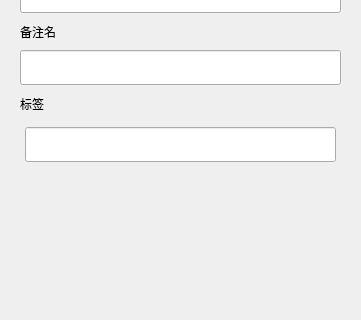
The window that client/llfcchat/applyfriend.ui (xiegd/chat) describes before a commit, drawn with Qt 5; both pictures show x 0 to 361 and y 113 to 433 of the 361 by 621 pixel window.
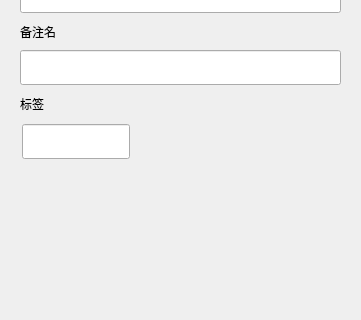
The same window after the commit. Custom widgets are drawn as their Qt base class.

Patch:
```diff
--- a/client/llfcchat/applyfriend.ui
+++ b/client/llfcchat/applyfriend.ui
@@ -151,44 +151,72 @@
        </widget>
       </item>
       <item>
-       <widget class="QWidget" name="gridWidget" native="true">
-        <layout class="QGridLayout" name="lb_grid">
+       <widget class="QWidget" name="lb_group_wid" native="true">
+        <property name="minimumSize">
+         <size>
+          <width>0</width>
+          <height>50</height>
+         </size>
+        </property>
+        <layout class="QVBoxLayout" name="verticalLayout_4">
+         <property name="spacing">
+          <number>0</number>
+         </property>
          <property name="leftMargin">
-          <number>5</number>
+          <number>0</number>
          </property>
          <property name="topMargin">
-          <number>5</number>
+          <number>0</number>
          </property>
          <property name="rightMargin">
-          <number>5</number>
+          <number>0</number>
          </property>
          <property name="bottomMargin">
-          <number>1</number>
-         </property>
-         <property name="verticalSpacing">
           <number>0</number>
          </property>
-         <item row="1" column="0">
-          <widget class="QWidget" name="input_tip_wid" native="true">
+         <item>
+          <widget class="QWidget" name="gridWidget" native="true">
            <property name="minimumSize">
             <size>
              <width>0</width>
-             <height>35</height>
-            </size>
-           </property>
-          </widget>
-         </item>
-         <item row="0" column="0">
-          <widget class="CustomizeEdit" name="lb_ed">
-           <property name="minimumSize">
-            <size>
-             <width>0</width>
-             <height>35</height>
+             <height>40</height>
             </size>
            </property>
            <property name="maximumSize">
             <size>
              <width>16777215</width>
+             <height>40</height>
+            </size>
+           </property>
+           <widget class="CustomizeEdit" name="lb_ed">
+            <property name="geometry">
+             <rect>
+              <x>2</x>
+              <y>2</y>
+              <width>108</width>
+              <height>35</height>
+             </rect>
+            </property>
+            <property name="minimumSize">
+             <size>
+              <width>0</width>
+              <height>0</height>
+             </size>
+            </property>
+            <property name="maximumSize">
+             <size>
+              <width>16777215</width>
+              <height>35</height>
+             </size>
+            </property>
+           </widget>
+          </widget>
+         </item>
+         <item>
+          <widget class="QWidget" name="input_tip_wid" native="true">
+           <property name="minimumSize">
+            <size>
+             <width>0</width>
              <height>35</height>
             </size>
            </property>
```
